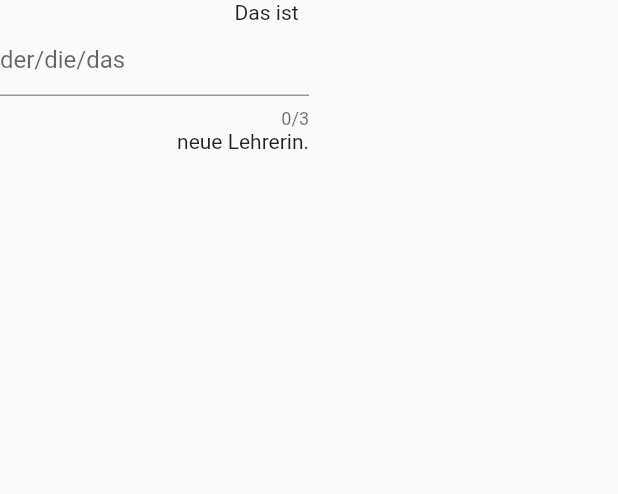
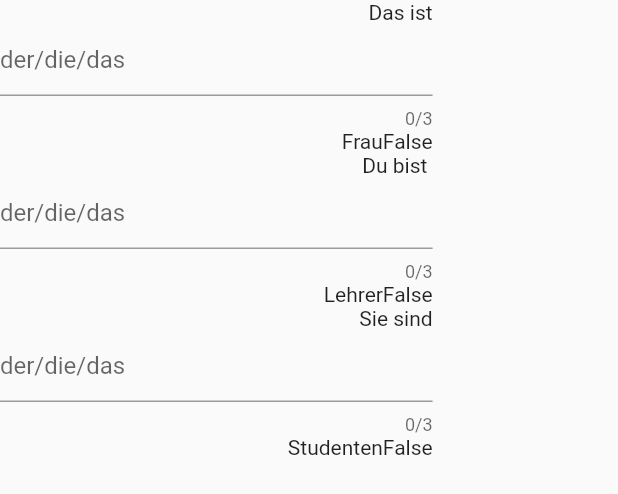
Before and after one commit to RajaomalalaSendra/mianatra_allemand, a Flutter app: the TextInputByCase widget shown alone on an empty page, opened directly, on a phone screen of 412 x 824 dp. Shown: the top 494 px of the screen. Run offline on Flutter 3.47's test engine with Material 2 defaults, Android fonts, the phone set to English and light mode, and no system bars; our stand-ins replace sqflite; accounts and stored records are empty.

```diff
--- a/lib/src/views/widgets/RoutesAndTabs.dart
+++ b/lib/src/views/widgets/RoutesAndTabs.dart
@@ -244,28 +244,48 @@ class TabBarSecondMenuCases extends StatelessWidget {
 
 class TextInputByCase extends StatefulWidget {
   @override
-  CreateExercicesByCase createState() => new CreateExercicesByCase();
+  _CreateExercicesByCase createState() => new _CreateExercicesByCase();
 }
 
-class CreateExercicesByCase extends State<TextInputByCase>{
+class _CreateExercicesByCase extends State<TextInputByCase>{
 
     String result = "";
 
     @override
     Widget build(BuildContext context){
+      return Column (
+            children: <Widget>[
+              rowConstrainedBoxByCase("Das ist", "Frau", "die"),
+              rowConstrainedBoxByCase("Du bist ", "Lehrer", "der"),
+              rowConstrainedBoxByCase("Sie sind", "Studenten", "die"),
+            ],
+      );
+    }
+
+    Widget rowConstrainedBoxByCase(String textOne, String textTwo, String theanswer){
       return Row(
                 mainAxisSize: MainAxisSize.max,
                 children: <Widget>[
-                ConstrainedBox(
+                  constrainedBoxByCase(textOne, textTwo, theanswer),
+                ],
+              );
+    }
+
+    Widget constrainedBoxByCase(String textOne, String textTwo, String theanswer){
+      return ConstrainedBox(
                   constraints: BoxConstraints(
-                  maxWidth: MediaQuery.of(context).size.width * 0.5),
-                  child: Wrap(alignment: WrapAlignment.end, children: [
-                          Text("Das ist  "),
+                  maxWidth: MediaQuery.of(context).size.width * 0.7),
+                  child:  Center(
+                    child: Wrap(
+                      alignment: WrapAlignment.end, children: [
+                      Text(textOne),
                       TextField(
                           decoration: InputDecoration(
                            hintText: "der/die/das",
                         ),
+                        cursorWidth: 1.5,
                         maxLength: 3,
+                        scrollPadding: EdgeInsets.all(10),
                         //onChanged is called whenever we add or delete something on Text Field
                         onSubmitted: (String str){
                           setState((){
@@ -273,12 +293,22 @@ class CreateExercicesByCase extends State<TextInputByCase>{
                           });
                         }
                       ),
-                          Text(" neue Lehrerin."),
+                    Text(textTwo),
                     //displaying input text
-                          Text(result),
+                    computeComparisonAnswer(result, theanswer),
               ]),
             ),
-                ],
         );
     }
+
+    Widget computeComparisonAnswer(String answer, String answerTwo){
+      Widget comparisonAnswer = Text("Default");
+
+      if(answer == answerTwo){
+        comparisonAnswer = Text("True");
+      } else {
+        comparisonAnswer = Text("False");
       }
+      return comparisonAnswer;
+    }
+}
```
Lines whose indentation alone changed are shown as unchanged.
